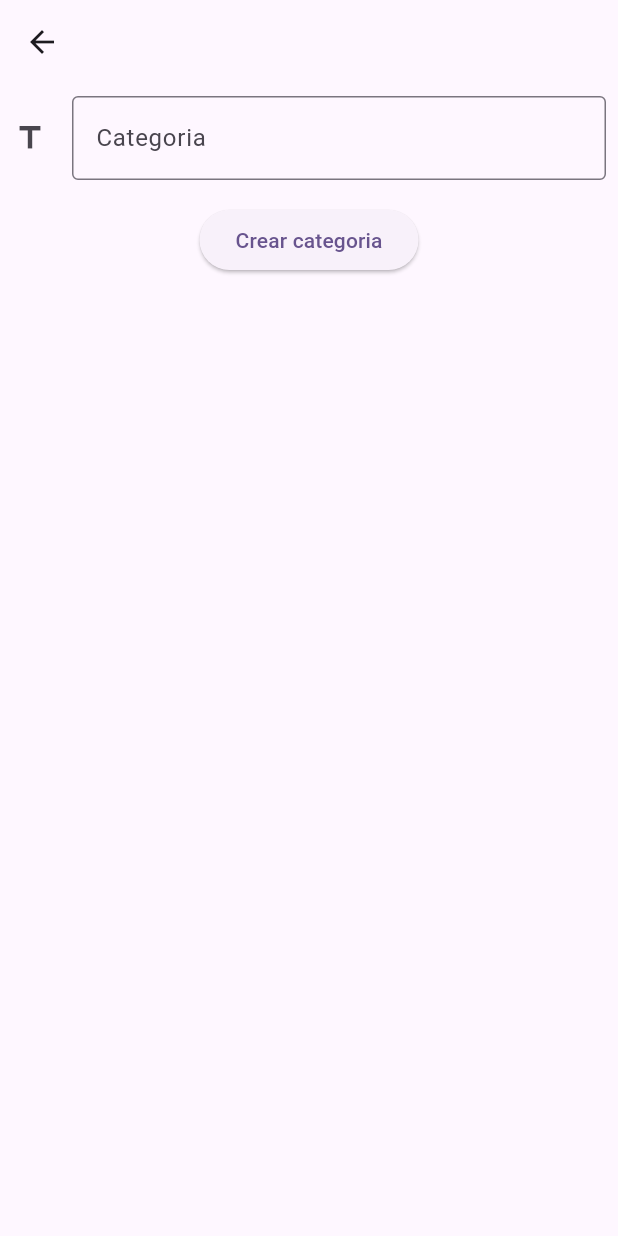
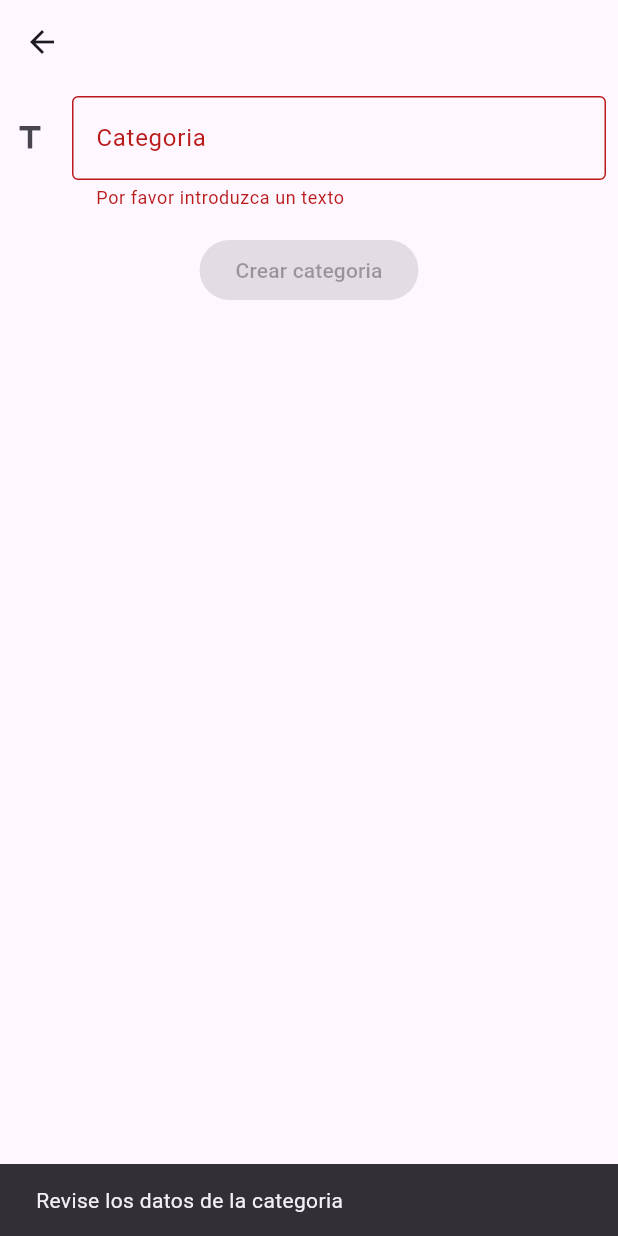
Before and after one commit to imagochan/AppTickets, a Flutter app: the PantallaCrearOActualizarCategorias screen opened directly, on a phone screen of 412 x 824 dp. Run offline on Flutter 3.47's test engine with Material 2 defaults, Android fonts, the phone set to English and light mode, and no system bars.

Commit message:
adding api call crear categorias

```diff
--- a/lib/pantallas/crear_o_actualizar_categorias/pantalla_crear_o_actualizar_categorias.dart
+++ b/lib/pantallas/crear_o_actualizar_categorias/pantalla_crear_o_actualizar_categorias.dart
@@ -1,4 +1,5 @@
 import 'package:apptickets/pantallas/crear_o_actualizar_categorias/widget_submit_category_button.dart';
+import 'package:apptickets/servicios/api_categorias.dart';
 import 'package:flutter/material.dart';
 
 import '../shared_widgets/widget_form_text_field.dart';
@@ -15,8 +16,20 @@ class _PantallaCrearOActualizarCategoriasState extends State<PantallaCrearOActua
   TextEditingController categoriaController = TextEditingController();
 
   void submitCategory(){
+    //hacer logica de llamar a la api de crear categoria
+    if (_formKey.currentState!.validate()){
+      ApiCategorias.agregarCategoria(categoriaController.text);
+      ScaffoldMessenger.of(context).showSnackBar(
+          const SnackBar(content: Text('se ha creado una categoria')),
+      );
+    } else {
+      ScaffoldMessenger.of(context).showSnackBar(
+          const SnackBar(content: Text('Revise los datos de la categoria')),
+        );
+    }
+  }
 
-  }
+  final _formKey = GlobalKey<FormState>();
 
   @override
   Widget build(BuildContext context) {
@@ -24,10 +37,11 @@ class _PantallaCrearOActualizarCategoriasState extends State<PantallaCrearOActua
       appBar: AppBar(),
       body: SingleChildScrollView(
         child: Form(
+          key: _formKey,
           child: Column(
             children: [
               FormTextField(controller: categoriaController, hintText: "Ingrese una categoria", labelText: "Categoria",),
-              SubmitCategoryButton(),
+              SubmitCategoryButton(retorno: submitCategory),
             ],
           ),
         ),
--- a/lib/pantallas/crear_o_actualizar_categorias/widget_submit_category_button.dart
+++ b/lib/pantallas/crear_o_actualizar_categorias/widget_submit_category_button.dart
@@ -1,20 +1,27 @@
 import 'package:flutter/material.dart';
 
 class SubmitCategoryButton extends StatefulWidget {
-  const SubmitCategoryButton({super.key});
+  const SubmitCategoryButton({super.key,
+  required this.retorno
+  });
+
+  final Function() retorno;
 
   @override
   State<SubmitCategoryButton> createState() => _SubmitCategoryButtonState();
 }
 
 class _SubmitCategoryButtonState extends State<SubmitCategoryButton> {
+
+  //llamamos a la api de crear categorias
+
   @override
   Widget build(BuildContext context) {
     return Center(
       child: Padding(
         padding: const EdgeInsets.all(8.0),
         child: ElevatedButton(
-          onPressed: () {  },
+          onPressed: widget.retorno(),
           child: const Text("Crear categoria"),),
       )
     );
--- /dev/null
+++ b/lib/servicios/api_categorias.dart
@@ -0,0 +1,25 @@
+import 'package:flutter/material.dart';
+import 'package:http/http.dart' as http;
+
+class ApiCategorias {
+  static const baseUrl = "http://127.0.0.1:2000/api/";
+
+  //Método para comunicarse con la API de agregar tickets del servidor
+  static agregarCategoria(String categoria) async {
+    //Creamos la URL de la API
+    var url = Uri.parse("${baseUrl}crear_categoria");
+
+    try {
+      //Enviamos una solicitud POST con la información del ticket a la API
+      final res = await http.post(url, body: categoria);
+
+      if (res.statusCode == 200) {
+        //
+      } else {
+        //
+      }
+    } catch (e) {
+      debugPrint(e.toString()); //foundation.dart
+    }
+  }
+}
```
